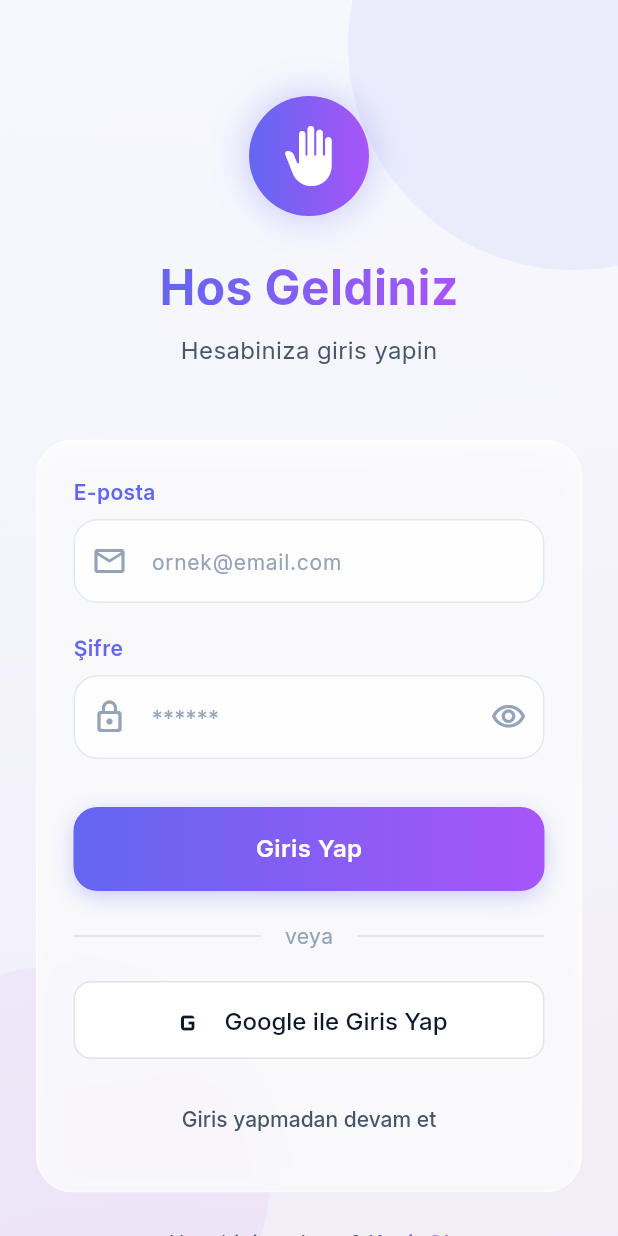
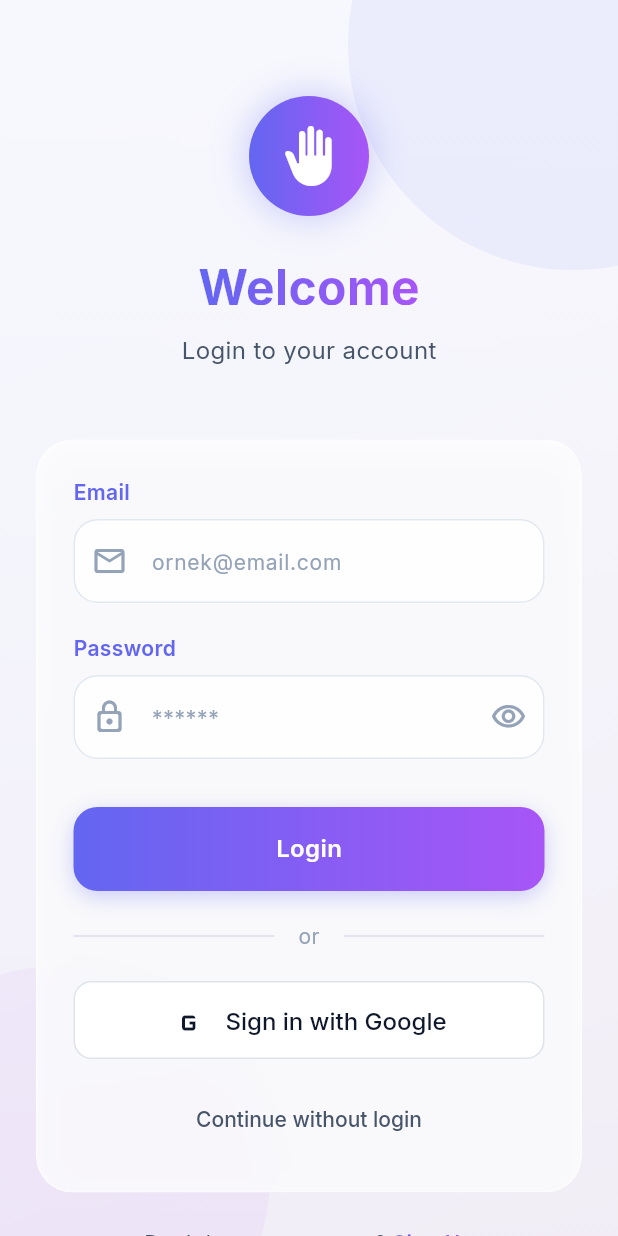
Before and after one commit to akarak25/buisibilenadam, a Flutter app: the LoginScreen screen opened directly, on a phone screen of 412 x 824 dp. Run offline on Flutter 3.47's test engine with Material 3 defaults, Android fonts, the light colour scheme and no system bars; our stand-ins replace camera, firebase_core, firebase_messaging, flutter_markdown, flutter_secure_storage, google_fonts and 3 more; accounts and stored records are empty; network calls fail.

Commit message:
dil desteği çalışmaları-2

```diff
--- a/lib/l10n/languages/app_language.dart
+++ b/lib/l10n/languages/app_language.dart
@@ -155,6 +155,20 @@ abstract class AppLanguage {
   String get goodEvening;
   String get loginRequired;
 
+  // Login/Register screen
+  String get welcome;
+  String get loginToAccount;
+  String get login;
+  String get orText;
+  String get signInWithGoogle;
+  String get continueWithoutLogin;
+  String get dontHaveAccount;
+  String get signUp;
+  String get emailRequired;
+  String get invalidEmail;
+  String get passwordRequired;
+  String get googleSignInFailed;
+
   // System prompt for Claude API requests
   String get systemPrompt;
   String get chatSystemPrompt;
--- a/lib/l10n/languages/language_en.dart
+++ b/lib/l10n/languages/language_en.dart
@@ -373,6 +373,32 @@ class LanguageEn implements AppLanguage {
   @override
   String get loginRequired => 'Please login';
 
+  // Login/Register screen
+  @override
+  String get welcome => 'Welcome';
+  @override
+  String get loginToAccount => 'Login to your account';
+  @override
+  String get login => 'Login';
+  @override
+  String get orText => 'or';
+  @override
+  String get signInWithGoogle => 'Sign in with Google';
+  @override
+  String get continueWithoutLogin => 'Continue without login';
+  @override
+  String get dontHaveAccount => "Don't have an account? ";
+  @override
+  String get signUp => 'Sign Up';
+  @override
+  String get emailRequired => 'Email is required';
+  @override
+  String get invalidEmail => 'Enter a valid email';
+  @override
+  String get passwordRequired => 'Password is required';
+  @override
+  String get googleSignInFailed => 'Google sign-in failed. Please try again.';
+
   // System prompt for Claude API requests
   @override
   String get systemPrompt => '''
--- a/lib/l10n/languages/language_tr.dart
+++ b/lib/l10n/languages/language_tr.dart
@@ -373,6 +373,32 @@ class LanguageTr implements AppLanguage {
   @override
   String get loginRequired => 'Giriş yapın';
 
+  // Login/Register screen
+  @override
+  String get welcome => 'Hoş Geldiniz';
+  @override
+  String get loginToAccount => 'Hesabınıza giriş yapın';
+  @override
+  String get login => 'Giriş Yap';
+  @override
+  String get orText => 'veya';
+  @override
+  String get signInWithGoogle => 'Google ile Giriş Yap';
+  @override
+  String get continueWithoutLogin => 'Giriş yapmadan devam et';
+  @override
+  String get dontHaveAccount => 'Hesabınız yok mu? ';
+  @override
+  String get signUp => 'Kayıt Ol';
+  @override
+  String get emailRequired => 'E-posta gerekli';
+  @override
+  String get invalidEmail => 'Geçerli bir e-posta girin';
+  @override
+  String get passwordRequired => 'Şifre gerekli';
+  @override
+  String get googleSignInFailed => 'Google girişi başarısız. Lütfen tekrar deneyin.';
+
   // Claude API istekleri için sistem mesajı
   @override
   String get systemPrompt => '''
--- a/lib/screens/auth/login_screen.dart
+++ b/lib/screens/auth/login_screen.dart
@@ -60,8 +60,9 @@ class _LoginScreenState extends State<LoginScreen> {
         _errorMessage = e.error;
       });
     } catch (e) {
+      final lang = AppLocalizations.of(context).currentLanguage;
       setState(() {
-        _errorMessage = 'Bir hata olustu. Lutfen tekrar deneyin.';
+        _errorMessage = lang.generalError;
       });
     } finally {
       if (mounted) {
@@ -100,8 +101,9 @@ class _LoginScreenState extends State<LoginScreen> {
         _errorMessage = e.error;
       });
     } catch (e) {
+      final lang = AppLocalizations.of(context).currentLanguage;
       setState(() {
-        _errorMessage = 'Google girisi basarisiz. Lutfen tekrar deneyin.';
+        _errorMessage = lang.googleSignInFailed;
       });
     } finally {
       if (mounted) {
@@ -205,7 +207,7 @@ class _LoginScreenState extends State<LoginScreen> {
                               Rect.fromLTWH(0, 0, bounds.width, bounds.height),
                             ),
                             child: Text(
-                              'Hos Geldiniz',
+                              lang.welcome,
                               style: GoogleFonts.inter(
                                 fontSize: 32,
                                 fontWeight: FontWeight.w700,
@@ -214,7 +216,7 @@ class _LoginScreenState extends State<LoginScreen> {
                           ),
                           const SizedBox(height: 8),
                           Text(
-                            'Hesabiniza giris yapin',
+                            lang.loginToAccount,
                             style: GoogleFonts.inter(
                               fontSize: 16,
                               color: AppTheme.textSecondary,
@@ -303,10 +305,10 @@ class _LoginScreenState extends State<LoginScreen> {
                                   ),
                                   validator: (value) {
                                     if (value == null || value.isEmpty) {
-                                      return 'E-posta gerekli';
+                                      return lang.emailRequired;
                                     }
                                     if (!value.contains('@')) {
-                                      return 'Gecerli bir e-posta girin';
+                                      return lang.invalidEmail;
                                     }
                                     return null;
                                   },
@@ -351,10 +353,10 @@ class _LoginScreenState extends State<LoginScreen> {
                                   ),
                                   validator: (value) {
                                     if (value == null || value.isEmpty) {
-                                      return 'Sifre gerekli';
+                                      return lang.passwordRequired;
                                     }
                                     if (value.length < 6) {
-                                      return 'Sifre en az 6 karakter olmali';
+                                      return lang.passwordTooShort;
                                     }
                                     return null;
                                   },
@@ -364,14 +366,14 @@ class _LoginScreenState extends State<LoginScreen> {
 
                                 // Login button
                                 GradientButton(
-                                  text: 'Giris Yap',
+                                  text: lang.login,
                                   onPressed: _login,
                                   isLoading: _isLoading,
                                 ),
 
                                 const SizedBox(height: 20),
 
-                                // Divider with "veya"
+                                // Divider with "or"
                                 Row(
                                   children: [
                                     Expanded(
@@ -383,7 +385,7 @@ class _LoginScreenState extends State<LoginScreen> {
                                     Padding(
                                       padding: const EdgeInsets.symmetric(horizontal: 16),
                                       child: Text(
-                                        'veya',
+                                        lang.orText,
                                         style: GoogleFonts.inter(
                                           color: AppTheme.textMuted,
                                           fontSize: 14,
@@ -444,7 +446,7 @@ class _LoginScreenState extends State<LoginScreen> {
                                               ),
                                               const SizedBox(width: 12),
                                               Text(
-                                                'Google ile Giris Yap',
+                                                lang.signInWithGoogle,
                                                 style: GoogleFonts.inter(
                                                   color: AppTheme.textPrimary,
                                                   fontSize: 16,
@@ -463,7 +465,7 @@ class _LoginScreenState extends State<LoginScreen> {
                                   child: TextButton(
                                     onPressed: _skipLogin,
                                     child: Text(
-                                      'Giris yapmadan devam et',
+                                      lang.continueWithoutLogin,
                                       style: GoogleFonts.inter(
                                         color: AppTheme.textSecondary,
                                         fontSize: 14,
@@ -486,7 +488,7 @@ class _LoginScreenState extends State<LoginScreen> {
                         mainAxisAlignment: MainAxisAlignment.center,
                         children: [
                           Text(
-                            'Hesabiniz yok mu? ',
+                            lang.dontHaveAccount,
                             style: GoogleFonts.inter(
                               color: AppTheme.textSecondary,
                               fontSize: 14,
@@ -507,7 +509,7 @@ class _LoginScreenState extends State<LoginScreen> {
                                 Rect.fromLTWH(0, 0, bounds.width, bounds.height),
                               ),
                               child: Text(
-                                'Kayit Ol',
+                                lang.signUp,
                                 style: GoogleFonts.inter(
                                   fontSize: 14,
                                   fontWeight: FontWeight.w600,
--- a/lib/screens/chat_screen.dart
+++ b/lib/screens/chat_screen.dart
@@ -61,10 +61,15 @@ class _ChatScreenState extends State<ChatScreen> {
     _scrollToBottom();
 
     try {
+      // Get current language
+      final appLoc = AppLocalizations.of(context);
+      final languageCode = appLoc.locale.languageCode;
+
       final response = await _apiService.sendChatMessage(
         message: message,
         analysisContext: widget.analysisResult,
         queryId: widget.queryId,
+        language: languageCode,
       );
 
       setState(() {
--- a/lib/services/api_service.dart
+++ b/lib/services/api_service.dart
@@ -218,6 +218,7 @@ class ApiService {
     required String message,
     required String analysisContext,
     String? queryId,
+    String language = 'tr',
   }) async {
     try {
       final response = await post(
@@ -225,6 +226,7 @@ class ApiService {
         body: {
           'message': message,
           'analysisContext': analysisContext,
+          'language': language,
           if (queryId != null) 'queryId': queryId,
         },
       );
```
Also changed, not shown: lib/models/daily_reading.dart (+36 -0 lines), lib/providers/locale_provider.dart (+23 -4 lines), lib/screens/analysis_screen.dart (+8 -1 lines), lib/screens/personalized_daily_screen.dart (+12 -5 lines), lib/widgets/styled_analysis_view.dart (+28 -24 lines), 51 other files.
